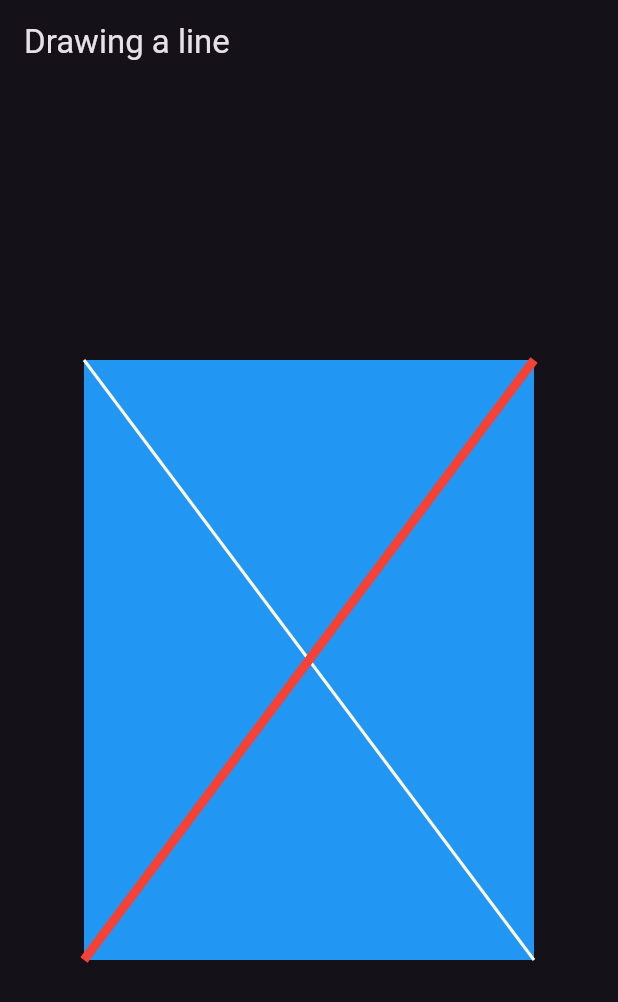
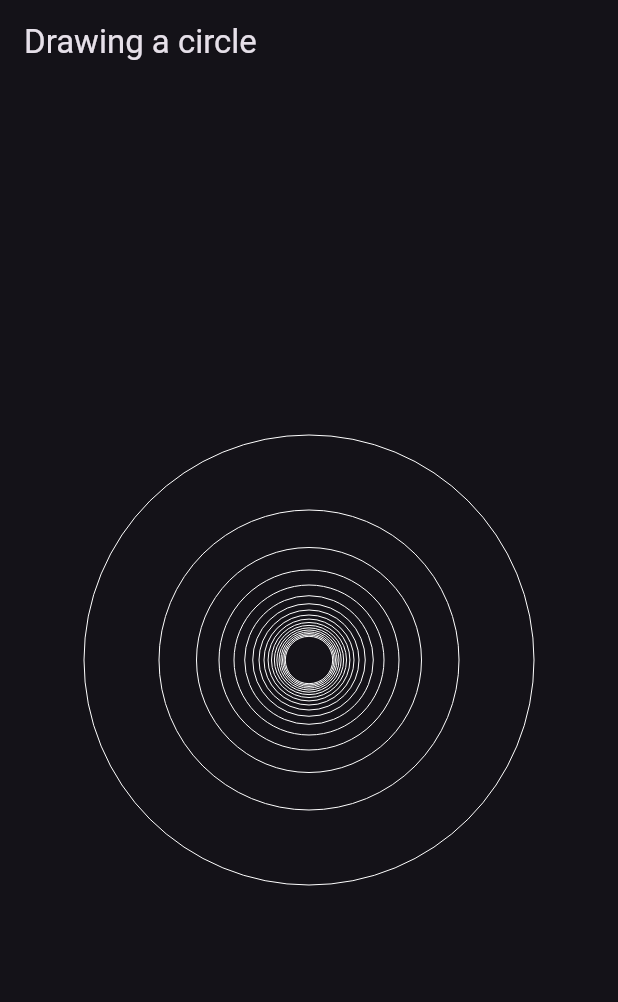
Before and after one commit to Marach8/Flutter_Custom_Painting_Practice, a Flutter app: the screen it shows after launch, on a phone screen of 412 x 824 dp. Shown: the top 1002 px of the screen. Run offline on Flutter 3.47's test engine with Material 3 defaults, Android fonts, the phone set to English and light mode, and no system bars.

Commit message:
Learned to draw a circle

```diff
--- a/custom_painting_course/lib/main.dart
+++ b/custom_painting_course/lib/main.dart
@@ -1,3 +1,4 @@
+import 'package:custom_painting_course/src/draw_circle.dart';
 import 'package:custom_painting_course/src/draw_line.dart';
 import 'package:flutter/material.dart';
 
@@ -16,7 +17,7 @@ class MyApp extends StatelessWidget {
         brightness: Brightness.dark,
         useMaterial3: true,
       ),
-      home: const DrawLineExample(),
+      home: const DrawCircleExample(),
     );
   }
 }
--- /dev/null
+++ b/custom_painting_course/lib/src/draw_circle.dart
@@ -0,0 +1,41 @@
+import 'package:flutter/material.dart';
+
+class DrawCircleExample extends StatelessWidget {
+  const DrawCircleExample({super.key});
+
+  @override
+  Widget build(BuildContext context) {
+    return Scaffold(
+      appBar: AppBar(
+        title: const Text('Drawing a circle')
+      ),
+      body: Center(
+        child: CustomPaint(
+          size: const Size(300, 400),
+          painter: Painter()
+        ),
+      )
+    );
+  }
+}
+
+
+class Painter extends CustomPainter{
+  @override
+  void paint(Canvas canvas, Size size) {
+    final paint1 = Paint();
+    paint1.color = Colors.white;
+    paint1.style = PaintingStyle.stroke;
+
+    for(int i = 2; i < 20; i++){
+      canvas.drawCircle(
+        Offset(size.width/2, size.height/2),
+        size.width/i,
+        paint1
+      );
+    }
+  }
+
+  @override
+  bool shouldRepaint(covariant CustomPainter oldDelegate) => false;
+}
```
